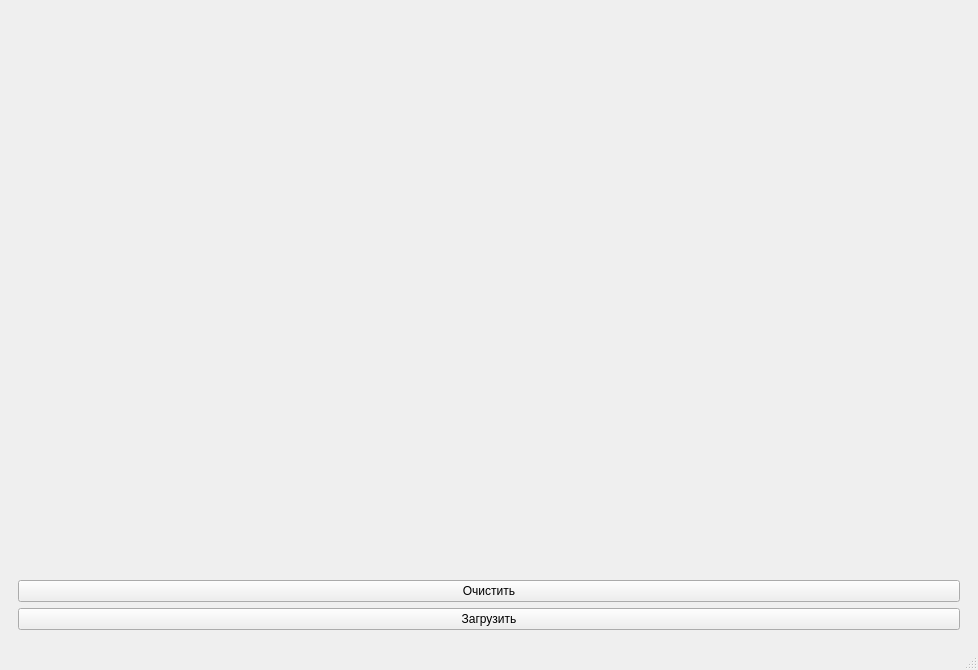
Before: the Qt Designer form mainwindow.ui in Bedvedmalu/OOP, drawn with Qt 5.
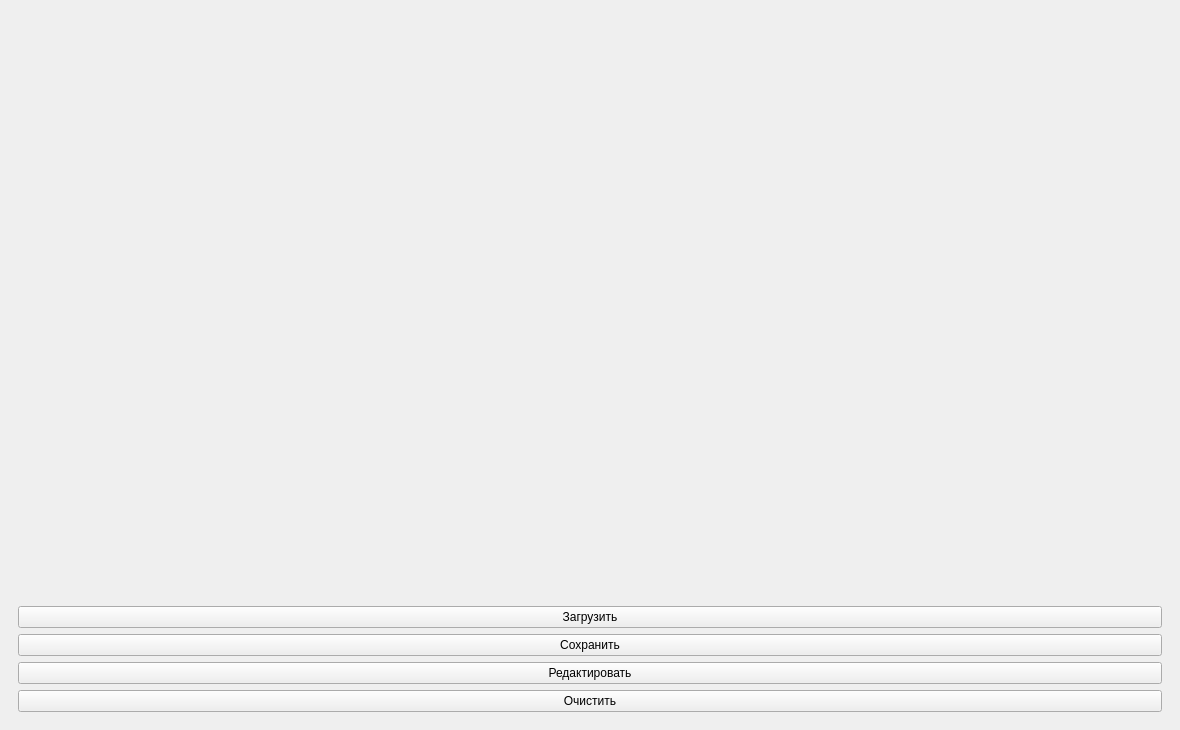
After: the same form once the commit is applied.

```diff
--- a/mainwindow.ui
+++ b/mainwindow.ui
@@ -6,8 +6,8 @@
    <rect>
     <x>0</x>
     <y>0</y>
-    <width>978</width>
-    <height>670</height>
+    <width>1180</width>
+    <height>730</height>
    </rect>
   </property>
   <property name="windowTitle">
@@ -21,13 +21,6 @@
        <item>
         <widget class="QWidget" name="studentTable" native="true"/>
        </item>
-       <item>
-        <widget class="QPushButton" name="deleteButton">
-         <property name="text">
-          <string>Очистить</string>
-         </property>
-        </widget>
-       </item>
        <item>
         <widget class="QPushButton" name="loadButton">
          <property name="text">
@@ -35,12 +28,32 @@
          </property>
         </widget>
        </item>
+       <item>
+        <widget class="QPushButton" name="saveButton">
+         <property name="text">
+          <string>Сохранить</string>
+         </property>
+        </widget>
+       </item>
+       <item>
+        <widget class="QPushButton" name="editButton">
+         <property name="text">
+          <string>Редактировать</string>
+         </property>
+        </widget>
+       </item>
+       <item>
+        <widget class="QPushButton" name="deleteButton">
+         <property name="text">
+          <string>Очистить</string>
+         </property>
+        </widget>
+       </item>
       </layout>
      </widget>
     </item>
    </layout>
   </widget>
-  <widget class="QStatusBar" name="statusbar"/>
  </widget>
  <resources/>
  <connections/>
```
